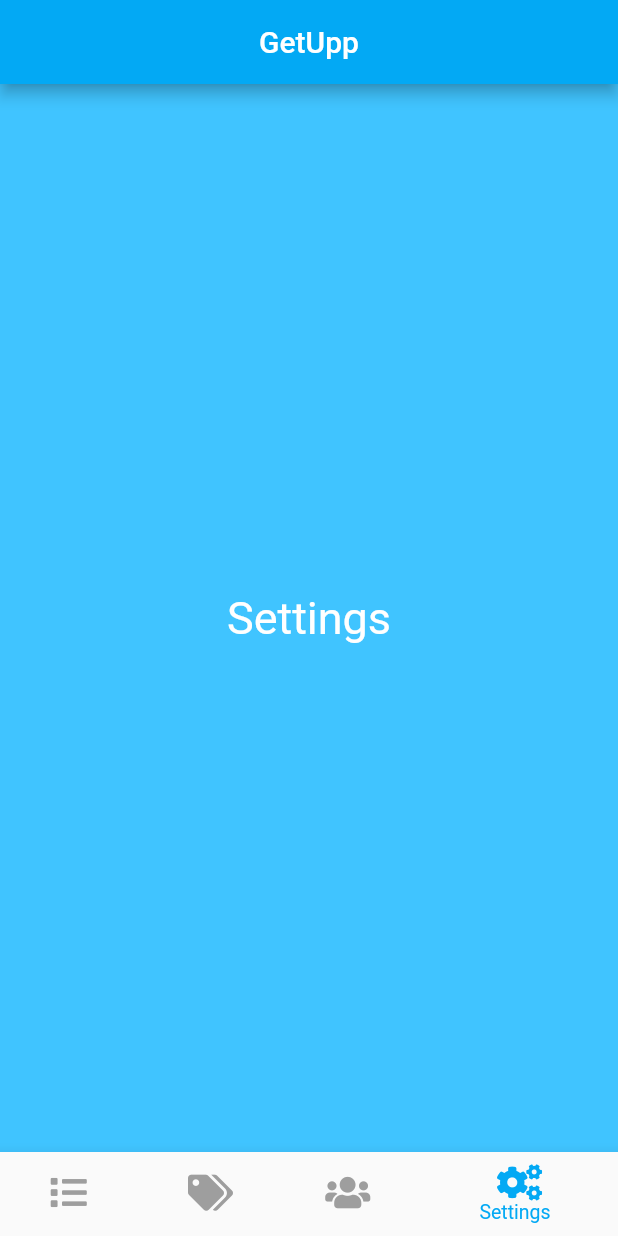
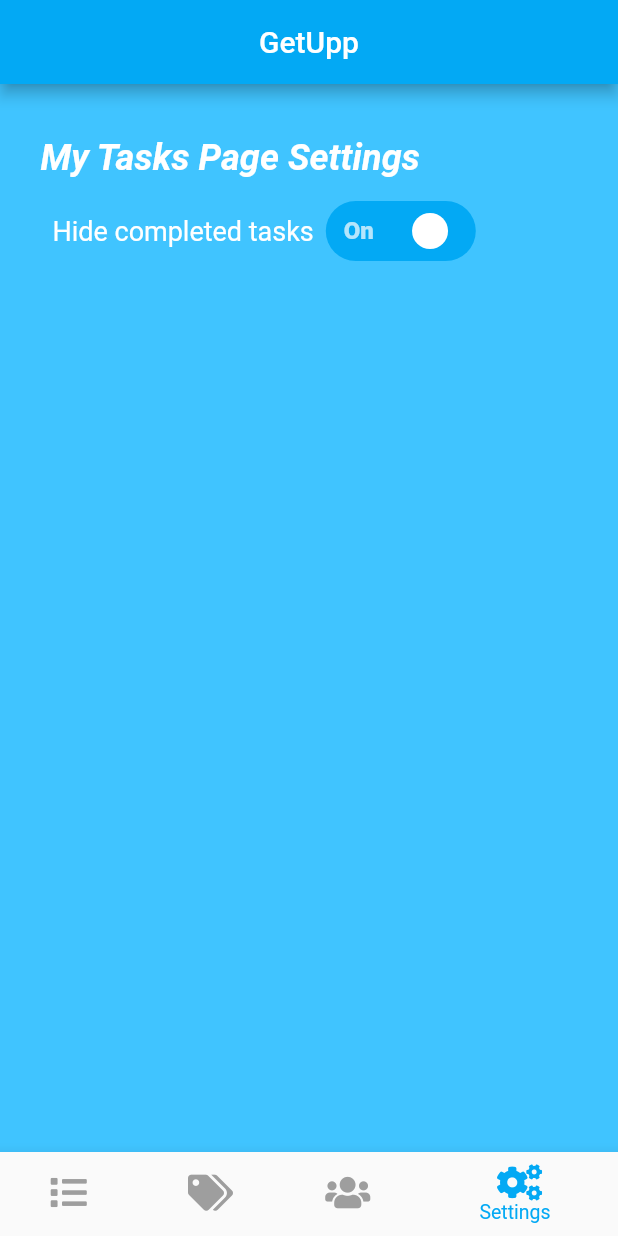
Before and after one commit to talipzenginn/get-upp, a Flutter app: the screen it shows after launch, item 4 of the bottom bar chosen, on a phone screen of 412 x 824 dp. Run offline on Flutter 3.47's test engine with Material 2 defaults, Android fonts, the phone set to English and light mode, and no system bars; drawn by our look-alikes of flutter_switch; our stand-ins replace circular_check_box, flutter_holo_date_picker, font_awesome_flutter, percent_indicator, shared_preferences.

Commit message:
Resolves settings screen design

```diff
--- a/lib/screens/settings_page.dart
+++ b/lib/screens/settings_page.dart
@@ -1,14 +1,70 @@
-import 'package:flutter/cupertino.dart';
+import 'package:flutter/material.dart';
+import 'package:flutter_switch/flutter_switch.dart' show FlutterSwitch;
 import '../components/constants.dart';
 
 class SettingsPage extends StatelessWidget {
   @override
   Widget build(BuildContext context) {
-    return Center(
-      child: Text(
-        'Settings',
-        style: optionStyle,
-      ),
+    return Column(
+      crossAxisAlignment: CrossAxisAlignment.start,
+      children: [
+        Container(
+          padding: EdgeInsets.only(
+            top: 25.0,
+            right: 15.0,
+            left: 27.0,
+            bottom: 13.4,
+          ),
+          child: Column(
+            crossAxisAlignment: CrossAxisAlignment.start,
+            children: [
+              SizedBox(
+                height: 10.0,
+              ),
+              Text(
+                'My Tasks Page Settings',
+                style: TextStyle(
+                  color: kTitleColor,
+                  fontSize: 24.0,
+                  fontWeight: FontWeight.w700,
+                  fontStyle: FontStyle.italic,
+                ),
+              ),
+              SizedBox(
+                height: 15.0,
+              ),
+              Row(
+                children: [
+                  Padding(
+                    padding: const EdgeInsets.only(left: 8.0, right: 8.0),
+                    child: Text(
+                      'Hide completed tasks',
+                      style: TextStyle(
+                        fontSize: 18.0,
+                        color: Colors.white,
+                      ),
+                      textAlign: TextAlign.start,
+                    ),
+                  ),
+                  FlutterSwitch(
+                    width: 100.0,
+                    height: 40.0,
+                    valueFontSize: 16.0,
+                    toggleSize: 45.0,
+                    value: true,
+                    borderRadius: 30.0,
+                    padding: 8.0,
+                    showOnOff: true,
+                    inactiveColor: Colors.white24,
+                    activeColor: Colors.lightBlue,
+                    onToggle: (val) {},
+                  ),
+                ],
+              )
+            ],
+          ),
+        )
+      ],
     );
   }
 }
--- a/pubspec.yaml
+++ b/pubspec.yaml
@@ -35,6 +35,7 @@ dependencies:
   flutter_rounded_date_picker: ^1.0.4
   flutter_holo_date_picker: ^0.1.5
   circular_check_box: ^1.0.4
+  flutter_switch: ^0.1.1
 dev_dependencies:
   flutter_test:
     sdk: flutter
```
Also changed, not shown: pubspec.lock.
